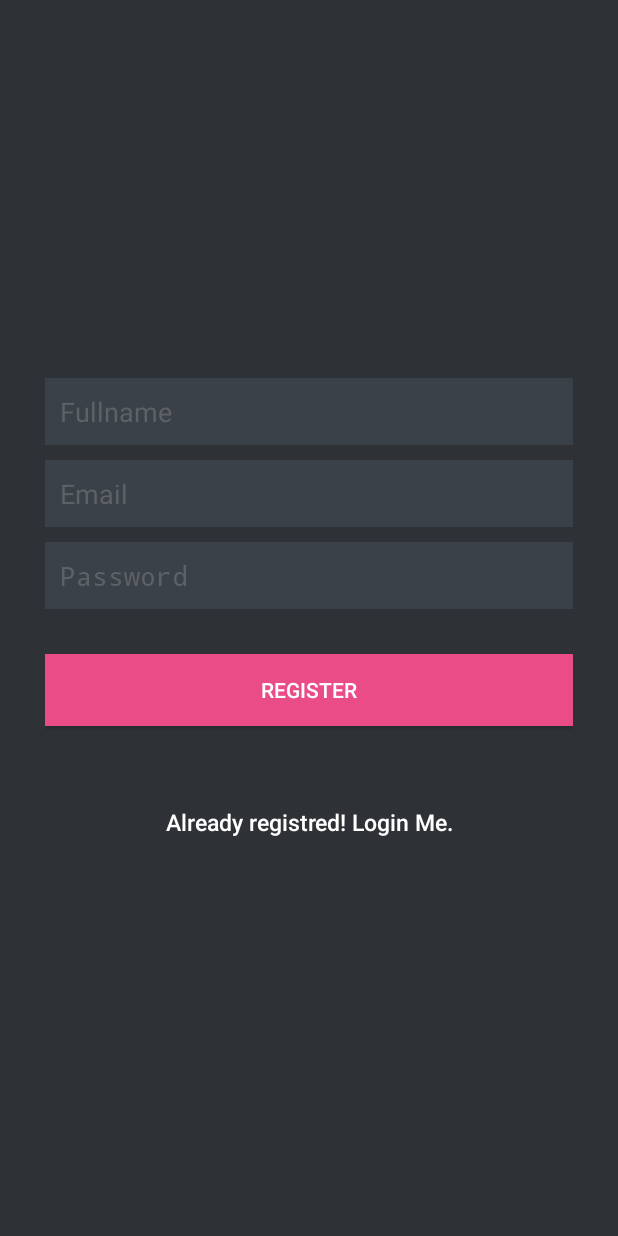
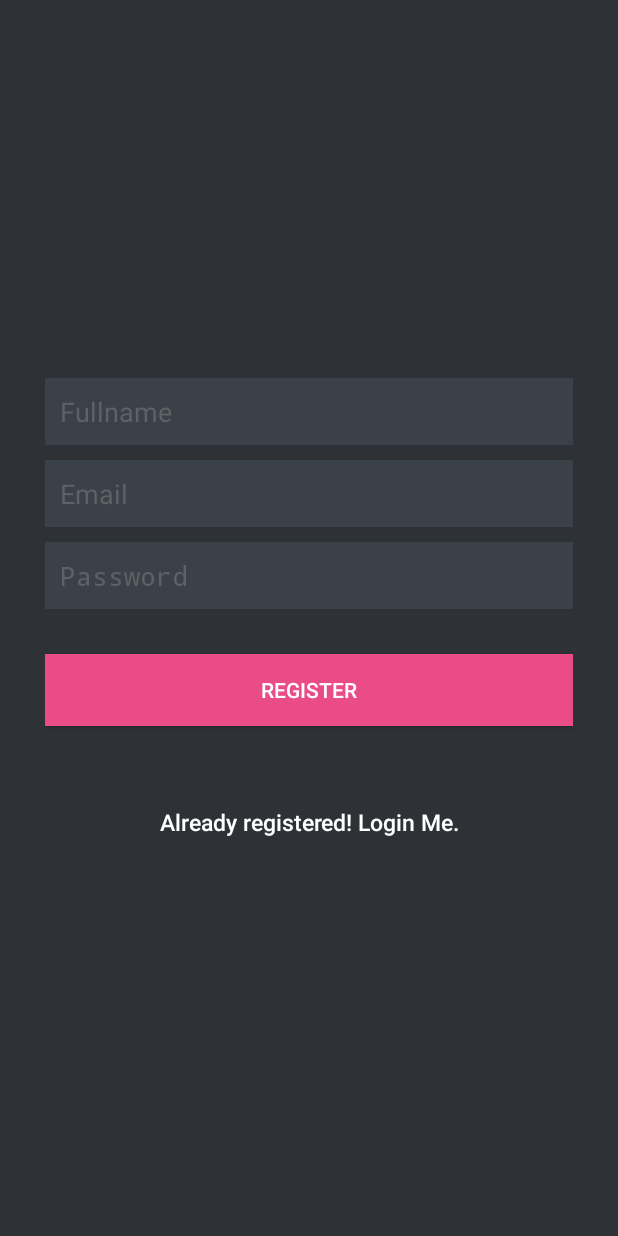
Before and after one commit to LearnMeApp/LearnMeApp, an Android app: the RegisterActivity screen opened directly, with no data from a screen before it, on a phone screen of 412 x 824 dp. Run offline under Robolectric (Android 15) with nearby library versions, the phone set to English and light mode, and no system bars; our stand-ins replace Volley.

Commit message:
Fixed spelling error and testing git.

```diff
--- a/app/src/main/res/values/strings.xml
+++ b/app/src/main/res/values/strings.xml
@@ -5,7 +5,7 @@
     <string name="btn_login">LOGIN</string>
     <string name="btn_register">REGISTER</string>
     <string name="btn_link_to_register">Not a member? Sign up now.</string>
-    <string name="btn_link_to_login">Already registred! Login Me.</string>
+    <string name="btn_link_to_login">Already registered! Login Me.</string>
     <string name="welcome">Welcome</string>
     <string name="btn_logout">LOGOUT</string>
     <string name="name">Fullname</string>
```
Also changed, not shown: 200 other files.
